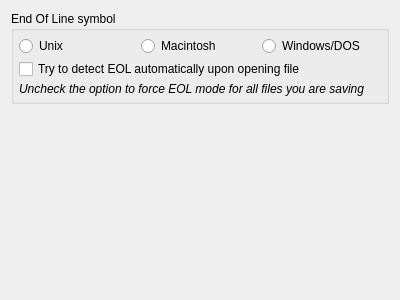
Above: enki/plugins/qpartsettings/Eol.ui from andreikop/enki before the change. Below: the same form after it.
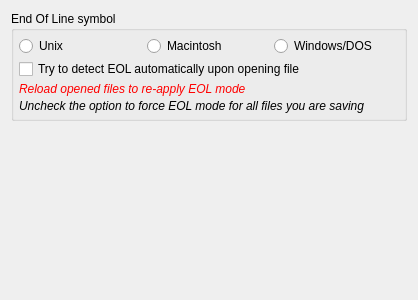
That is the form after the change.

Commit message: Apply EOL after settings change

```diff
--- a/enki/plugins/qpartsettings/Eol.ui
+++ b/enki/plugins/qpartsettings/Eol.ui
@@ -6,7 +6,7 @@
    <rect>
     <x>0</x>
     <y>0</y>
-    <width>400</width>
+    <width>418</width>
     <height>300</height>
    </rect>
   </property>
@@ -26,6 +26,18 @@
       <property name="spacing">
        <number>3</number>
       </property>
+      <item row="4" column="0">
+       <widget class="QLabel" name="label_2">
+        <property name="font">
+         <font>
+          <italic>true</italic>
+         </font>
+        </property>
+        <property name="text">
+         <string>Uncheck the option to force EOL mode for all files you are saving</string>
+        </property>
+       </widget>
+      </item>
       <item row="0" column="0" colspan="2">
        <layout class="QHBoxLayout" name="horizontalLayout_2">
         <item>
@@ -59,14 +71,51 @@
        </widget>
       </item>
       <item row="3" column="0">
-       <widget class="QLabel" name="label_2">
+       <widget class="QLabel" name="lReloadToReapply">
+        <property name="palette">
+         <palette>
+          <active>
+           <colorrole role="WindowText">
+            <brush brushstyle="SolidPattern">
+             <color alpha="255">
+              <red>255</red>
+              <green>0</green>
+              <blue>0</blue>
+             </color>
+            </brush>
+           </colorrole>
+          </active>
+          <inactive>
+           <colorrole role="WindowText">
+            <brush brushstyle="SolidPattern">
+             <color alpha="255">
+              <red>255</red>
+              <green>0</green>
+              <blue>0</blue>
+             </color>
+            </brush>
+           </colorrole>
+          </inactive>
+          <disabled>
+           <colorrole role="WindowText">
+            <brush brushstyle="SolidPattern">
+             <color alpha="255">
+              <red>118</red>
+              <green>118</green>
+              <blue>117</blue>
+             </color>
+            </brush>
+           </colorrole>
+          </disabled>
+         </palette>
+        </property>
         <property name="font">
          <font>
           <italic>true</italic>
          </font>
         </property>
         <property name="text">
-         <string>Uncheck the option to force EOL mode for all files you are saving</string>
+         <string>Reload opened files to re-apply EOL mode</string>
         </property>
        </widget>
       </item>
```
Left out of the diff: 19 changed lines with no effect on the pictures. The commit also changes 2 other files.
